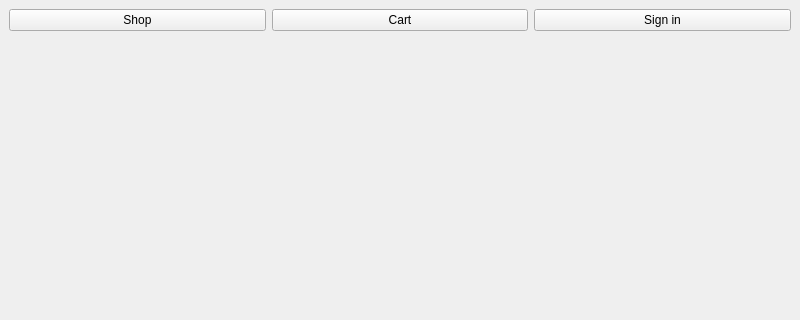
First picture: the form in mainwindow.ui, repository szymon27/xkomx, before the edit; both pictures show x 0 to 800 and y 0 to 320 of the 800 by 600 pixel window.
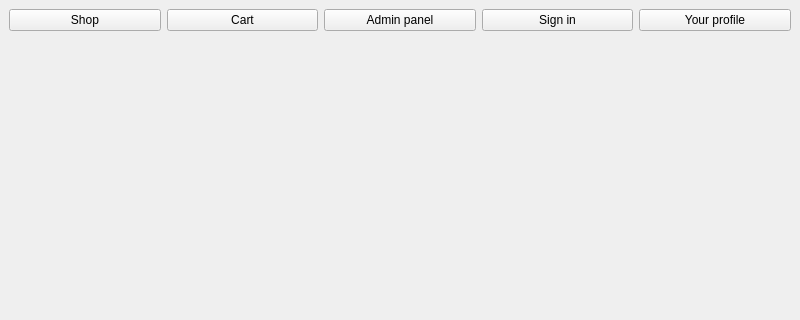
Second picture: the form after the edit.

```diff
--- a/mainwindow.ui
+++ b/mainwindow.ui
@@ -31,6 +31,13 @@
         </property>
        </widget>
       </item>
+      <item>
+       <widget class="QPushButton" name="btnAdminPanel">
+        <property name="text">
+         <string>Admin panel</string>
+        </property>
+       </widget>
+      </item>
       <item>
        <widget class="QPushButton" name="btnSignIn">
         <property name="text">
@@ -38,6 +45,13 @@
         </property>
        </widget>
       </item>
+      <item>
+       <widget class="QPushButton" name="btnProfile">
+        <property name="text">
+         <string>Your profile</string>
+        </property>
+       </widget>
+      </item>
      </layout>
     </item>
     <item>
```
